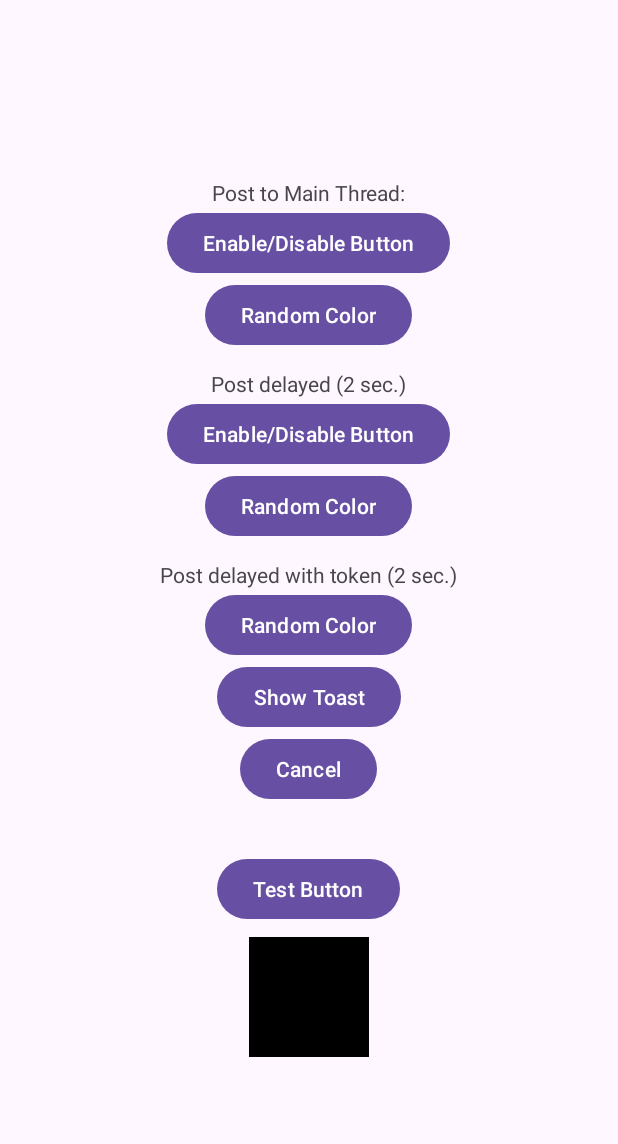
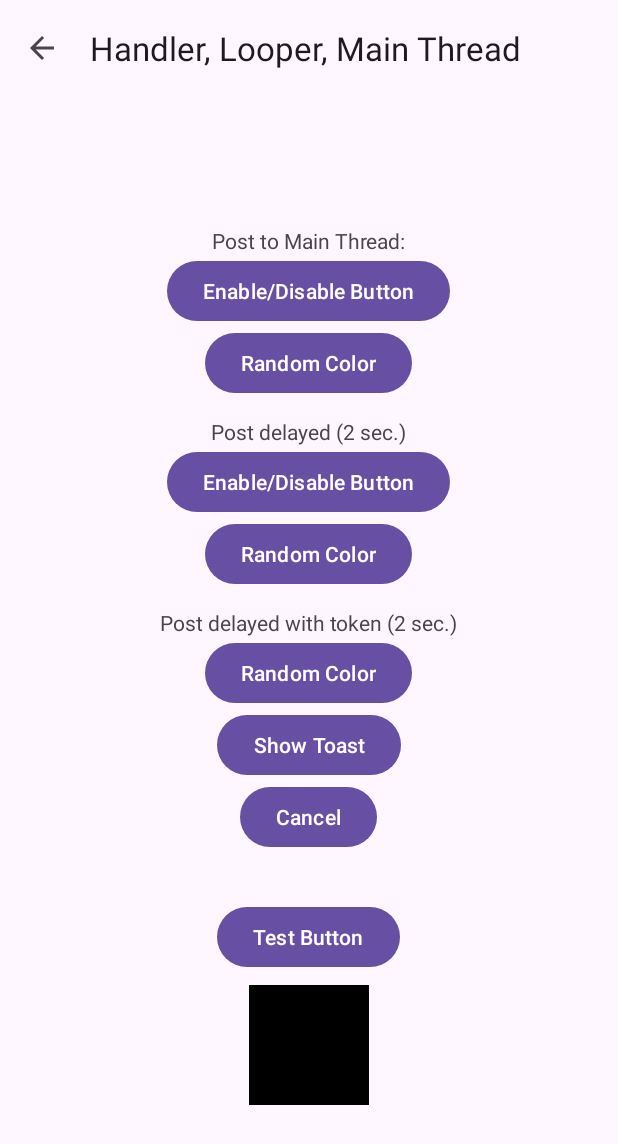
Before and after one commit to pherasymchuk/Andrushchenko-Apps, an Android app: the HandlerLooperActivity screen opened directly, with no data from a screen before it, on a phone screen of 412 x 824 dp. Shown: the top 1144 px of the screen. Run offline under Robolectric (Android 15) with nearby library versions, the phone set to English and light mode, and no system bars.

Commit message:
Implement Handler with callbacks and messages

```diff
--- a/app/src/main/AndroidManifest.xml
+++ b/app/src/main/AndroidManifest.xml
@@ -17,8 +17,12 @@
         android:theme="@style/Theme.AndruschenkoApps"
         tools:targetApi="31">
         <activity
+            android:name=".apps.handlerlooper.HandlerLooperActivity2"
+            android:exported="false" />
+        <activity
             android:name=".apps.handlerlooper.HandlerLooperActivity"
-            android:exported="false" />
+            android:exported="false"
+            android:theme="@style/Theme.HandlerLooper.Base" />
         <activity
             android:name=".apps.recyclerview.RecyclerViewActivity"
             android:exported="false" />
--- a/app/src/main/java/com/herasymchuk/andrushchenko/apps/handlerlooper/HandlerLooperActivity.kt
+++ b/app/src/main/java/com/herasymchuk/andrushchenko/apps/handlerlooper/HandlerLooperActivity.kt
@@ -17,21 +17,24 @@ import kotlin.random.Random
 class HandlerLooperActivity : AppCompatActivity() {
     private lateinit var binding: ActivityHandlerLooperBinding
     private val handler = Handler(Looper.getMainLooper())
-    private val token = Any()
+//    private val token = Any()
 
     override fun onCreate(savedInstanceState: Bundle?) {
         super.onCreate(savedInstanceState)
         enableEdgeToEdge()
         binding = ActivityHandlerLooperBinding.inflate(layoutInflater)
+        binding.root.applyInsets(top = true, left = true, right = true, bottom = true)
         setContentView(binding.root)
+        setSupportActionBar(binding.toolbar)
+        supportActionBar!!.setDisplayHomeAsUpEnabled(true)
+
         binding.root.forEach {
             if (it is Button) it.setOnClickListener(universalButtonListener)
         }
-        binding.root.applyInsets(top = true, left = true, right = true, bottom = true)
     }
 
     override fun onSupportNavigateUp(): Boolean {
-        onBackPressed()
+        this.finish()
         return true
     }
 
@@ -46,6 +49,14 @@ class HandlerLooperActivity : AppCompatActivity() {
 
     private fun showToast() {
         Toast.makeText(this, R.string.hello, Toast.LENGTH_SHORT).show()
+    }
+
+    private val nextRandomColorRunnable = Runnable {
+        nextRandomColor()
+    }
+
+    private val showToastRunnable = Runnable {
+        showToast()
     }
 
     private val universalButtonListener = View.OnClickListener {
@@ -65,12 +76,15 @@ class HandlerLooperActivity : AppCompatActivity() {
                     handler.postDelayed({ nextRandomColor() }, DELAY)
 
                 R.id.randomColorTokenDelayedButton ->
-                    handler.postDelayed({ toggleTestButtonState() }, token, DELAY)
+                    handler.postDelayed(nextRandomColorRunnable, DELAY)
 
                 R.id.showToastButton ->
-                    handler.postDelayed({ showToast() }, token, DELAY)
+                    handler.postDelayed(showToastRunnable, DELAY)
 
-                R.id.cancelButton -> handler.removeCallbacksAndMessages(token)
+                R.id.cancelButton -> {
+                    handler.removeCallbacks(nextRandomColorRunnable)
+                    handler.removeCallbacks(showToastRunnable)
+                }
 
             }
         }.start()
--- a/app/src/main/java/com/herasymchuk/andrushchenko/apps/sharedpreferences/SharedPreferencesActivity.kt
+++ b/app/src/main/java/com/herasymchuk/andrushchenko/apps/sharedpreferences/SharedPreferencesActivity.kt
@@ -24,7 +24,6 @@ class SharedPreferencesActivity : AppCompatActivity() {
 
     override fun onCreate(savedInstanceState: Bundle?) {
         super.onCreate(savedInstanceState)
-//        enableEdgeToEdge()
         binding = ActivitySharedPreferencesBinding.inflate(layoutInflater)
         setContentView(binding.root)
         ViewCompat.setOnApplyWindowInsetsListener(binding.root) { v, insets ->
--- a/app/src/main/java/com/herasymchuk/andrushchenko/repository/AppItemRepository.kt
+++ b/app/src/main/java/com/herasymchuk/andrushchenko/repository/AppItemRepository.kt
@@ -12,8 +12,11 @@ class AppItemRepository {
             AppItem("RecyclerView") {
                 it.navigate(R.id.action_FirstFragment_to_recyclerViewActivity)
             },
-            AppItem("Handler, Looper, Main Thread") {
+            AppItem("1 Handler, Looper, Main Thread") {
                 it.navigate(R.id.action_FirstFragment_to_handlerLooperActivity)
+            },
+            AppItem("2 Handler, Looper, Main Thread") {
+                it.navigate(R.id.action_FirstFragment_to_handlerLooperActivity2)
             }
         )
     }
--- a/app/src/main/res/layout/activity_handler_looper.xml
+++ b/app/src/main/res/layout/activity_handler_looper.xml
@@ -1,10 +1,22 @@
 <?xml version="1.0" encoding="utf-8"?>
 <LinearLayout xmlns:android="http://schemas.android.com/apk/res/android"
+    xmlns:app="http://schemas.android.com/apk/res-auto"
     xmlns:tools="http://schemas.android.com/tools"
     android:layout_width="match_parent"
     android:layout_height="match_parent"
     android:gravity="center"
     android:orientation="vertical">
+
+    <com.google.android.material.appbar.MaterialToolbar
+        android:id="@+id/toolbar"
+        android:layout_width="match_parent"
+        android:layout_height="wrap_content"
+        app:title="Handler, Looper, Main Thread" />
+
+    <Space
+        android:layout_width="0dp"
+        android:layout_height="0dp"
+        android:layout_weight="1" />
 
     <TextView
         android:layout_width="wrap_content"
@@ -87,4 +99,9 @@
 
     </FrameLayout>
 
+    <Space
+        android:layout_width="0dp"
+        android:layout_height="0dp"
+        android:layout_weight="1" />
+
 </LinearLayout>
--- a/app/src/main/res/values/styles.xml
+++ b/app/src/main/res/values/styles.xml
@@ -5,4 +5,8 @@
         <item name="cornerFamily">rounded</item>
         <item name="cornerSize">50%</item>
     </style>
+
+    <style name="HandlerLooperButtonStyle" parent="Widget.Material3.Button">
+        <item name="minWidth">200dp</item>
+    </style>
 </resources>
--- a/app/src/main/res/values/themes.xml
+++ b/app/src/main/res/values/themes.xml
@@ -8,4 +8,8 @@
         <item name="android:statusBarColor">@android:color/transparent</item>
         <item name="android:windowLightStatusBar">?attr/isLightTheme</item>
     </style>
+
+    <style name="Theme.HandlerLooper.Base" parent="Theme.AndruschenkoApps">
+        <item name="materialButtonStyle">@style/HandlerLooperButtonStyle</item>
+    </style>
 </resources>
```
Also changed, not shown: app/src/main/java/com/herasymchuk/andrushchenko/apps/handlerlooper/HandlerLooperActivity2.kt (added, +123 -0 lines), app/src/main/res/navigation/nav_graph.xml (+7 -0 lines).
